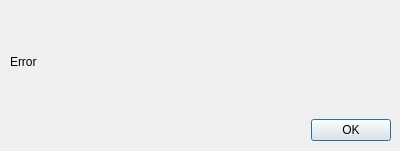
Old version of the form ui_files/dialogs/error.ui in the repository jacobcheatley/trpg-creator.
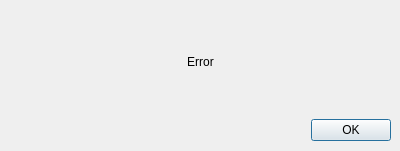
New version of the form.

```diff
--- a/ui_files/dialogs/error.ui
+++ b/ui_files/dialogs/error.ui
@@ -28,6 +28,9 @@
       <property name="text">
        <string>Error</string>
       </property>
+      <property name="alignment">
+       <set>Qt::AlignCenter</set>
+      </property>
      </widget>
     </item>
     <item>
```
